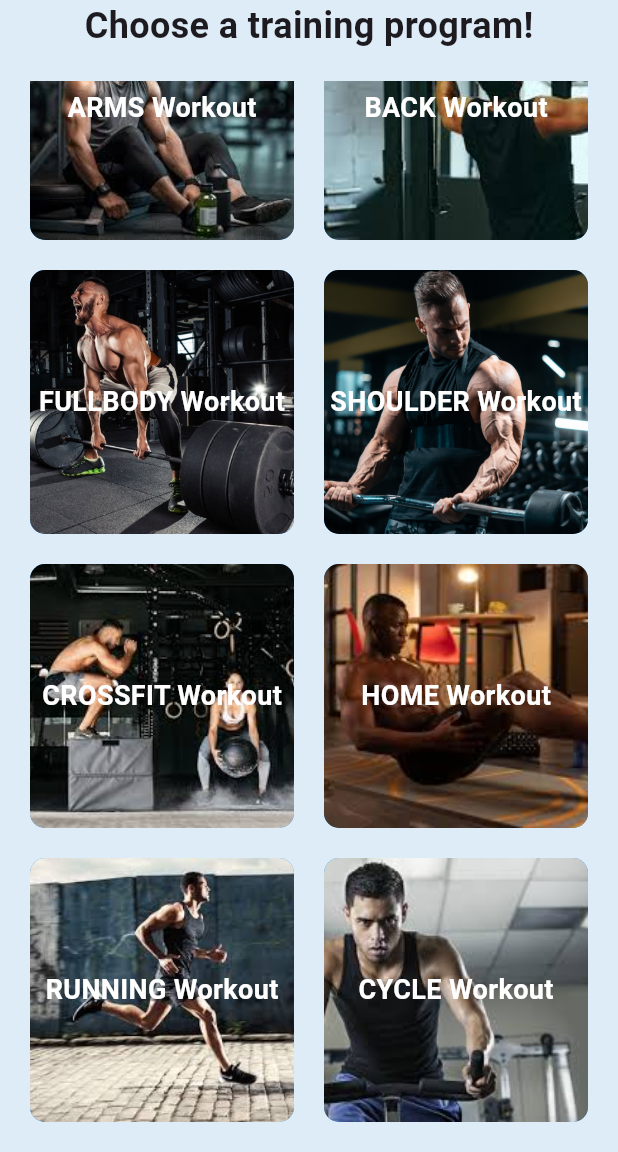
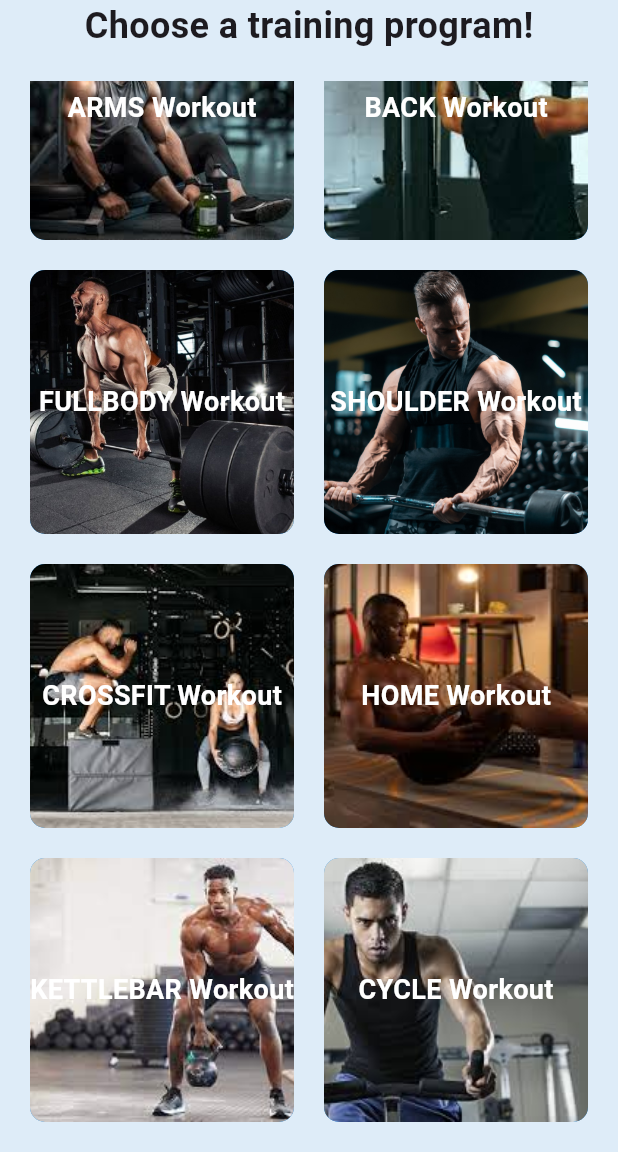
Before and after one commit to EetuPaananen5/flutter_application_2, a Flutter app: the TrainingProgramView screen opened by its route, scrolled down 286 dp, on a phone screen of 412 x 824 dp, the part 84-1236 px from its top. Run offline on Flutter 3.47's test engine with Material 3 defaults, Android fonts, the phone set to English and light mode, and no system bars; our stand-ins replace firebase_auth, firebase_core, firebase_database; missing offline and left inert: firebase_ui_auth; accounts and stored records are empty.

Commit message:
Chrome toimii, viimeisiä virheen korjauksia

```diff
--- a/lib/data/firebase_helper.dart
+++ b/lib/data/firebase_helper.dart
@@ -1,9 +1,13 @@
+import 'package:firebase_auth/firebase_auth.dart';
 import 'package:firebase_database/firebase_database.dart';
 import 'package:flutter_application_2/models/task.dart';
 
 class FirebaseHelper {
-  final DatabaseReference _taskRef =
-      FirebaseDatabase.instance.ref().child('tasks');
+  final DatabaseReference _taskRef = FirebaseDatabase.instance
+      .ref()
+      .child('tasks')
+      .child(FirebaseAuth.instance.currentUser!
+          .uid); //Tietokantareferenssi (tasks) ja käyttäjän uid (FirebaseAuth.instance.currentUser!.uid
 
   void saveTask(Task task) {
     _taskRef.push().set(task.toJson()); //Tallennetaan Task Jsonina
@@ -14,7 +18,6 @@ class FirebaseHelper {
       _taskRef.child(task.firebaseid.toString()).remove();
     }
   }
-
 
   void editTask(Task task) {
     if (task.firebaseid != null) {
--- a/lib/views/training_programs_view.dart
+++ b/lib/views/training_programs_view.dart
@@ -54,8 +54,8 @@ class TrainingProgramView extends StatelessWidget {
                         " 5. Do plank: 3 sets of 1 minute hold",
                   ),
                   TrainingProgramButton(
-                    title: 'KETTLEBALL Workout',
-                    image: 'images/kb.jpg',
+                    title: 'RUNNING Workout',
+                    image: 'images/run.jpg',
                     programDetails:
                         "1. Do push-ups: 3 sets of 30 reps               ,"
                         "2.Do crunches: 3 sets of 30 reps.                  ,"
@@ -123,8 +123,8 @@ class TrainingProgramView extends StatelessWidget {
                                       5. Do plank: 3 sets of 1 minute hold""",
                   ),
                   TrainingProgramButton(
-                    title: 'RUNNING Workout',
-                    image: 'images/run.jpg',
+                    title: 'KETTLEBAR Workout',
+                    image: 'images/KB.jpg',
                     programDetails: """1. Do push-ups: 3 sets of 30 reps"
                                       2.Do crunches: 3 sets of 30 reps
                                       3. Do squats: 3 sets of 20 reps
```
Also changed, not shown: pubspec.yaml (+5 -4 lines), pubspec.lock, 1 other file.
